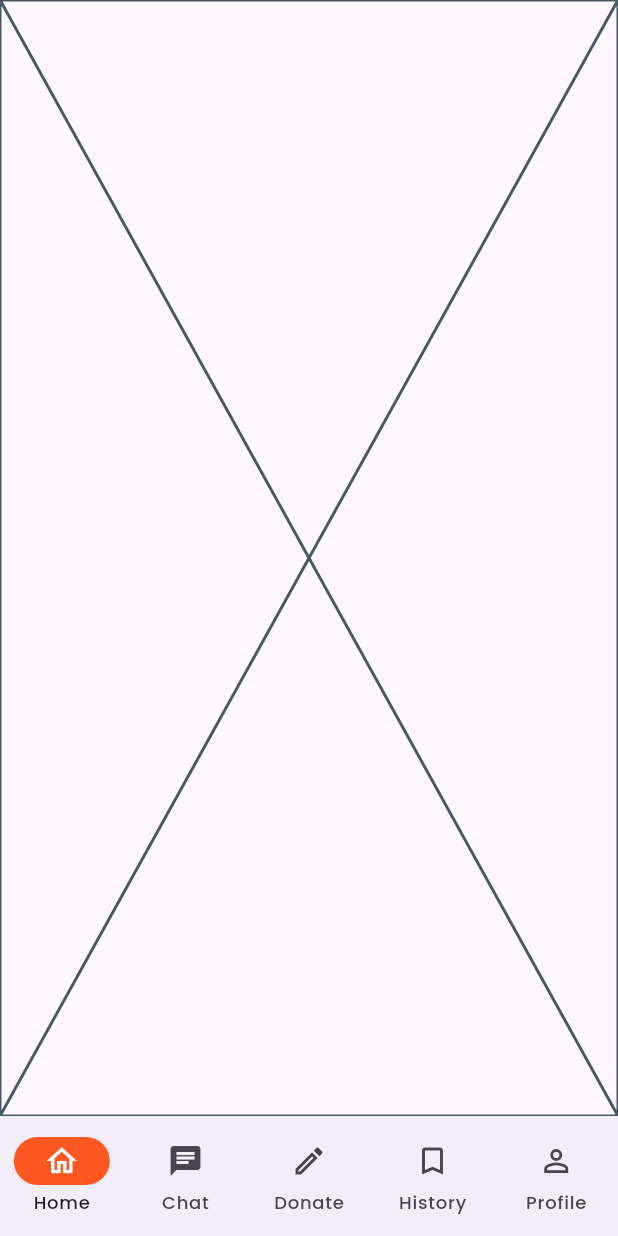
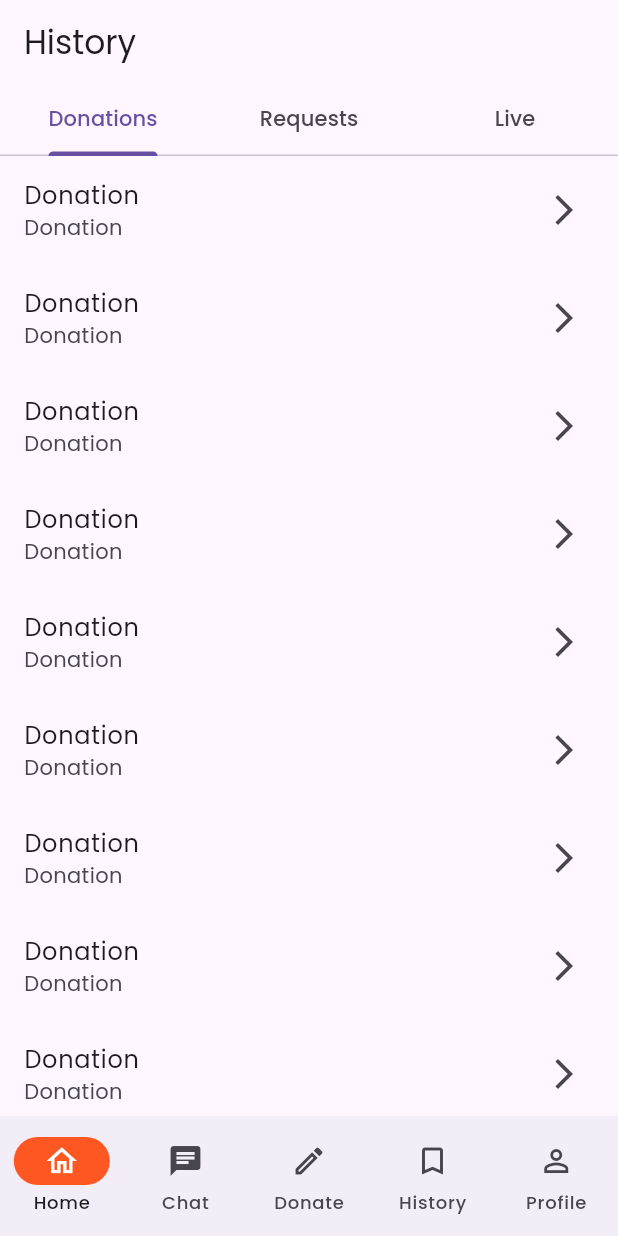
Before and after one commit to ZeroDevCode/bhojansathi, a Flutter app: the BaseScreen screen opened directly with empty values, item 4 of the bottom bar chosen, on a phone screen of 412 x 824 dp. Run offline on Flutter 3.47's test engine with Material 3 defaults, Android fonts, the phone set to English and light mode, and no system bars; our stand-ins replace bloc, cloud_firestore, equatable, file_picker, firebase_auth, firebase_core and 7 more; accounts and stored records are empty.

Commit message:
Home Screen Ui fixes

```diff
--- a/lib/config/routePaths.dart
+++ b/lib/config/routePaths.dart
@@ -12,4 +12,5 @@ class RoutePaths{
   static const String notificationScreen = '/notificationScreen';
   static const String newDonationScreen = '/newDonation';
   static const String profileScreen = '/profileScreen';
+  static const String historyScreen = '/historyScreen';
 }
--- a/lib/config/router.dart
+++ b/lib/config/router.dart
@@ -1,16 +1,17 @@
 import 'package:bhojansathi/config/routePaths.dart';
 import 'package:bhojansathi/features/auth/screen/auth_screen.dart';
-import 'package:bhojansathi/screens/home/screens/home_screen.dart';
+import 'package:bhojansathi/shell/home/history_screen.dart';
+import 'package:bhojansathi/shell/home/screens/home_screen.dart';
 import 'package:bhojansathi/features/login/screens/login_screen.dart';
 import 'package:bhojansathi/features/login/screens/otp_screen.dart';
 import 'package:bhojansathi/features/login/screens/user_register_screen.dart';
 import 'package:bhojansathi/features/login/screens/user_types.dart';
 import 'package:bhojansathi/features/splash/screens/on_boarding.dart';
-import 'package:bhojansathi/screens/base.dart';
-import 'package:bhojansathi/screens/chat.dart';
-import 'package:bhojansathi/screens/new_donation.dart';
-import 'package:bhojansathi/screens/notification.dart';
-import 'package:bhojansathi/screens/profile_screen.dart';
+import 'package:bhojansathi/shell/base/screens/base.dart';
+import 'package:bhojansathi/shell/chat/screens/chat.dart';
+import 'package:bhojansathi/shell/donations/screens/new_donation.dart';
+import 'package:bhojansathi/shell/notification/screens/notification.dart';
+import 'package:bhojansathi/shell/profile/screens/profile_screen.dart';
 import 'package:flutter/material.dart';
 import 'package:go_router/go_router.dart';
 
@@ -76,7 +77,7 @@ final router = GoRouter(
           parentNavigatorKey: _shellNavigatorKey,
           path: RoutePaths.chatScreen,
           pageBuilder: (context, state) => CustomTransitionPage(
-            child: Chat(),
+            child: const Chat(),
             transitionsBuilder:
                 (context, animation, secondaryAnimation, child) => child,
           ),
@@ -108,6 +109,16 @@ final router = GoRouter(
                 (context, animation, secondaryAnimation, child) => child,
           ),
         ),
+        GoRoute(
+          path: RoutePaths.historyScreen,
+          pageBuilder: (context, state) {
+            return CustomTransitionPage(
+              child:const HistoryScreen(),
+              transitionsBuilder:
+                  (context, animation, secondaryAnimation, child) => child,
+            );
+          },
+        ),
       ],
     ),
   ],
--- a/lib/screens/base.dart
+++ b/lib/shell/base/screens/base.dart
@@ -33,7 +33,7 @@ class _BaseScreenState extends State<BaseScreen> {
             } else if (index == 2) {
               context.go(RoutePaths.newDonationScreen);
             } else if (index == 3) {
-              context.go(RoutePaths.notificationScreen);
+              context.go(RoutePaths.historyScreen);
             } else if (index == 4) {
               context.go(RoutePaths.profileScreen);
             }
--- /dev/null
+++ b/lib/shell/home/history_screen.dart
@@ -0,0 +1,52 @@
+import 'package:flutter/material.dart';
+
+class HistoryScreen extends StatelessWidget {
+  const HistoryScreen({Key? key}) : super(key: key);
+
+  @override
+  Widget build(BuildContext context) {
+    return DefaultTabController(
+      length: 3,
+      child: Scaffold(
+        appBar: AppBar(
+          title: const Text('History'),
+          bottom: const TabBar(
+            tabs: [
+              Tab(
+                text: 'Donations',
+              ),
+              Tab(
+                text: 'Requests',
+              ),
+              Tab(
+                text: 'Live',
+              )
+            ],
+          ),
+        ),
+        body: TabBarView(
+          children: [
+            Center(
+              child: ListView.builder(
+                itemCount: 10,
+                itemBuilder: (context, index) {
+                  return const ListTile(
+                    title: Text('Donation'),
+                    subtitle: Text('Donation'),
+                    trailing: Icon(Icons.arrow_forward_ios),
+                  );
+                },
+              ),
+            ),
+            const Center(
+              child: Text('Requests'),
+            ),
+            const Center(
+              child: Text('Live'),
+            ),
+          ],
+        ),
+      ),
+    );
+  }
+}
```
Also changed, not shown: lib/screens/chat.dart (deleted, +0 -23 lines), lib/screens/home/screens/home_screen.dart (deleted, +0 -265 lines), lib/shell/chat/screens/chat.dart (added, +68 -0 lines), lib/shell/home/screens/home_screen.dart (added, +285 -0 lines), lib/shell/donations/screens/new_donation.dart (renamed from lib/screens/new_donation.dart), lib/shell/home/widgets/donate_card.dart (renamed from lib/screens/home/widgets/donate_card.dart), lib/shell/home/widgets/ngo_lists.dart (added), lib/shell/home/widgets/user_posts.dart (added), lib/shell/notification/screens/notification.dart (renamed from lib/screens/notification.dart), lib/shell/profile/screens/profile_screen.dart (renamed from lib/screens/profile_screen.dart).
